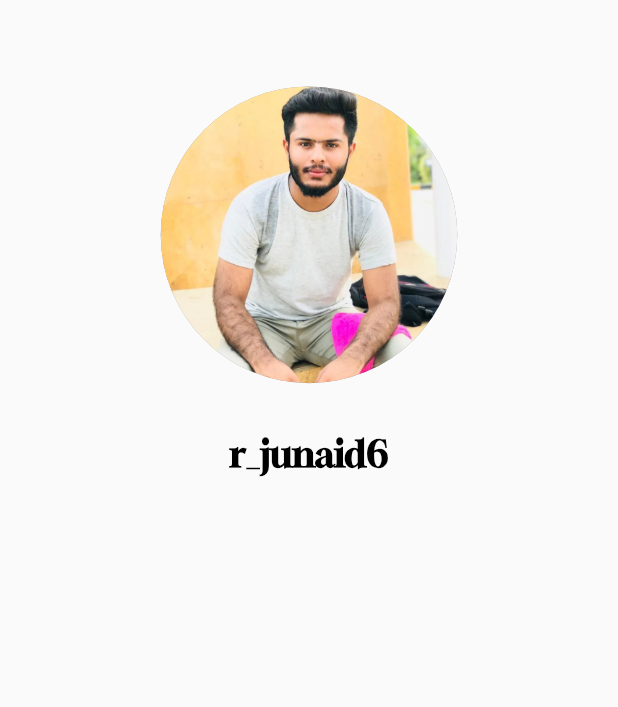
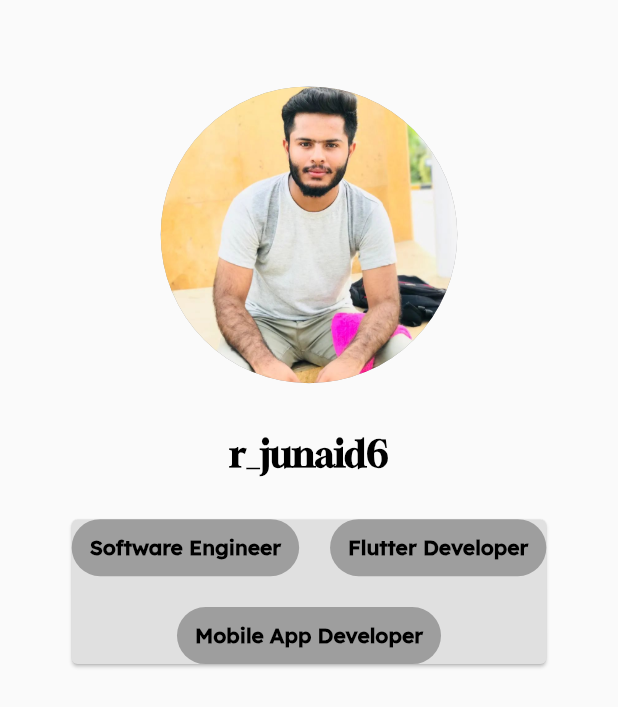
Before and after one commit to rjunaidd/my_portfolio, a Flutter app: the screen it shows after launch, on a phone screen of 412 x 824 dp. Shown: the top 707 px of the screen. Run offline on Flutter 3.47's test engine with Material 2 defaults, Android fonts, the phone set to English and light mode, and no system bars.

Commit message:
skill box

```diff
--- a/lib/View/main_screen.dart
+++ b/lib/View/main_screen.dart
@@ -1,4 +1,7 @@
 import 'package:flutter/material.dart';
+import 'package:my_portfolio/data/app_data.dart';
+import 'package:my_portfolio/widget/skillsContainer.dart';
+
 
 class MainScreen extends StatefulWidget {
   const MainScreen({super.key});
@@ -38,12 +41,33 @@ class _MainScreenState extends State<MainScreen> {
              SizedBox(
                height: size.height * 0.03,
              ),
-            const Text("r_junaid6", style: TextStyle(
+             Text(AppData.modelData.name,
+               style:const TextStyle(
                fontSize: 24,
                fontWeight: FontWeight.bold,
                color: Colors.black,
                fontFamily: "Gloock"
-             ),)
+             ),
+            ),
+             SizedBox(
+               height: size.height * 0.03,
+             ),
+             Card(
+
+               color: Colors.grey.shade300,
+               child: Wrap(
+                 crossAxisAlignment: WrapCrossAlignment.center,
+                 alignment: WrapAlignment.center,
+                 spacing: size.width * 0.05,
+                 runSpacing: size.width * 0.05,
+                 children: List.generate(
+                     AppData.modelData.skillAndProgress.length,
+                         (index) =>SkillsContainer(
+                             SkillsTitle: AppData.modelData.skillAndProgress[index].name
+                         ),
+                 ),
+               ),
+             ),
            ],
          ),
      ),
--- a/lib/data/app_data.dart
+++ b/lib/data/app_data.dart
@@ -4,7 +4,7 @@ import 'package:my_portfolio/Models/mod_data.dart';
 class AppData{
   AppData._();
 
-  static ModelData appData = ModelData(
+  static ModelData modelData = ModelData(
       name: "r_junaid6",
       mail: "roafjunaid09@gmail.com",
       hobbies:<String> [
--- /dev/null
+++ b/lib/widget/skillsContainer.dart
@@ -0,0 +1,26 @@
+import 'package:flutter/material.dart';
+
+
+class SkillsContainer extends StatelessWidget {
+
+  final String SkillsTitle;
+  const SkillsContainer({super.key , required this.SkillsTitle});
+
+  @override
+  Widget build(BuildContext context) {
+    return   Container(
+      padding:const EdgeInsets.symmetric(horizontal: 12 , vertical: 10),
+      decoration: BoxDecoration(
+          color: Colors.grey,
+          borderRadius: BorderRadius.circular(20)
+      ),
+      child: Text(SkillsTitle,
+        style:const TextStyle(
+            color: Colors.black,
+            fontWeight: FontWeight.bold,
+            fontFamily: "Lexend"
+        ),
+      ),
+    );
+  }
+}
```
